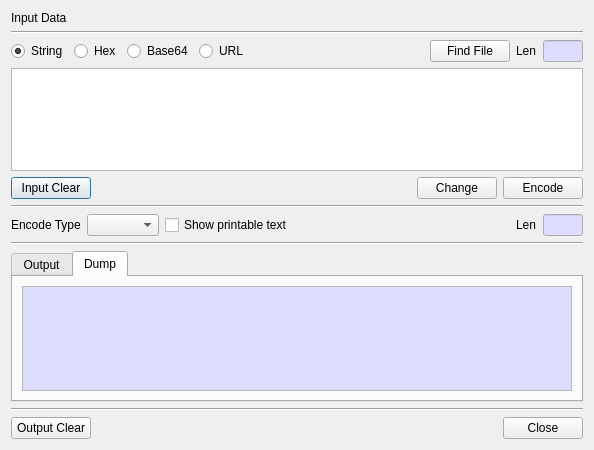
This is BerEditor/data_encoder_dlg.ui in jykim74/BerEditor as Qt 5 draws it before an edit. The edited form follows.
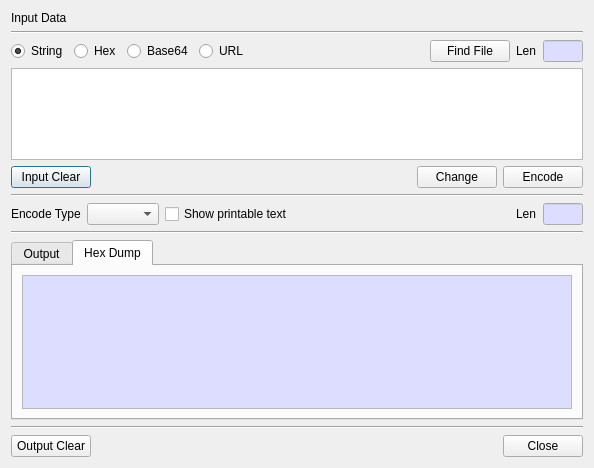
This is the edited form. The open tabs and pages were chosen to show the change.

The edit to the form file:
```diff
--- a/BerEditor/data_encoder_dlg.ui
+++ b/BerEditor/data_encoder_dlg.ui
@@ -7,7 +7,7 @@
     <x>0</x>
     <y>0</y>
     <width>594</width>
-    <height>450</height>
+    <height>468</height>
    </rect>
   </property>
   <property name="windowTitle">
@@ -91,6 +91,12 @@
    </item>
    <item row="8" column="0">
     <widget class="QTabWidget" name="mOutputTab">
+     <property name="minimumSize">
+      <size>
+       <width>0</width>
+       <height>180</height>
+      </size>
+     </property>
      <property name="currentIndex">
       <number>0</number>
      </property>
@@ -150,7 +156,7 @@
      </widget>
      <widget class="QWidget" name="mDump">
       <attribute name="title">
-       <string>Dump</string>
+       <string>Hex Dump</string>
       </attribute>
       <layout class="QVBoxLayout" name="verticalLayout_2">
        <item>
@@ -206,7 +212,14 @@
     </widget>
    </item>
    <item row="3" column="0">
-    <widget class="QPlainTextEdit" name="mInputText"/>
+    <widget class="QPlainTextEdit" name="mInputText">
+     <property name="minimumSize">
+      <size>
+       <width>0</width>
+       <height>80</height>
+      </size>
+     </property>
+    </widget>
    </item>
    <item row="6" column="0">
     <layout class="QGridLayout" name="gridLayout_3">
```
Left out of the diff: 2 changed lines with no effect on the pictures.
